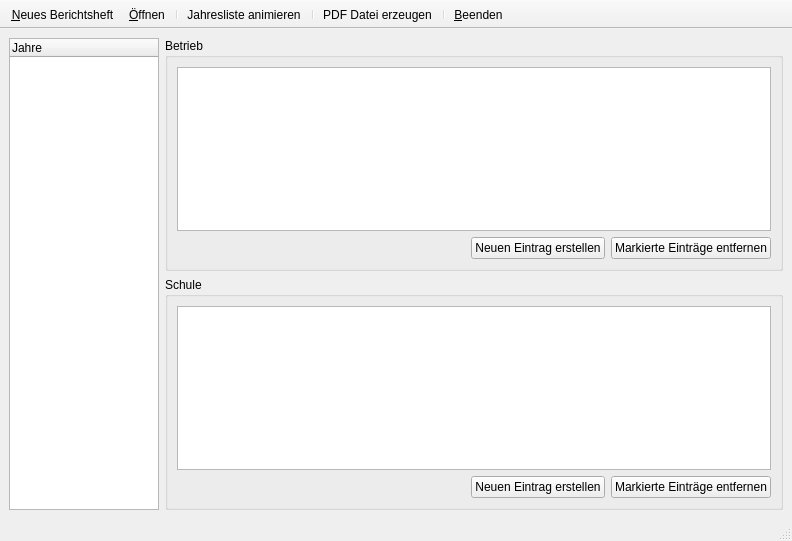
Qt form src/mainwindow.ui (Strayer/Berichte-Ork) before a commit.
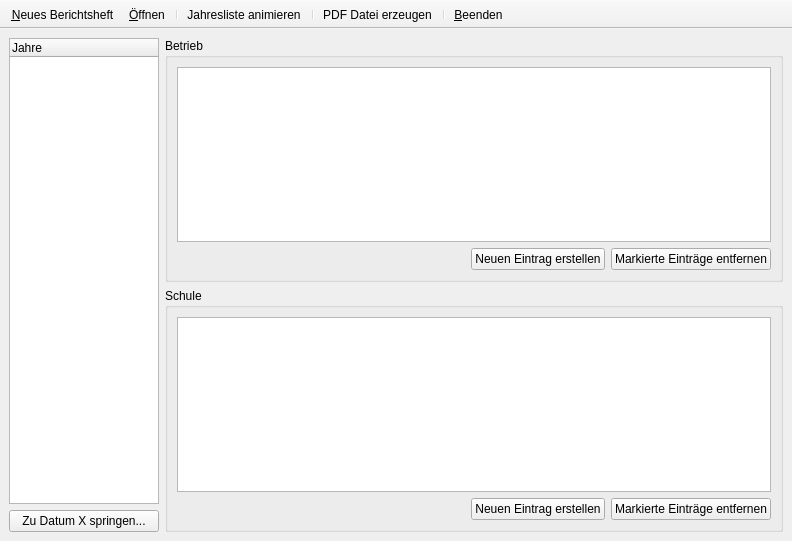
The same form after that commit. Icons and pictures are not drawn.

Commit message: * Berichte-Ork:  - TONNENWEISE Änderungen... unter anderem:    ~ Jahresliste zeigt nun nach Farben an was für Einträge vorhanden sind    ~ Diverse Probleme mit noch offenen Dateien behoben    ~ Neues GUI-Element "Zu Datum X springen"    ~ Neues Programmicon (inkl. *.exe Icon) [ToDo: Mac Icon!]

```diff
--- a/src/mainwindow.ui
+++ b/src/mainwindow.ui
@@ -20,6 +20,8 @@
   <widget class="QWidget" name="centralwidget">
    <layout class="QHBoxLayout" name="horizontalLayout_3">
     <item>
+     <layout class="QVBoxLayout" name="verticalLayout_4">
+      <item>
      <widget class="QTreeWidget" name="wochenTree">
       <property name="sizePolicy">
        <sizepolicy hsizetype="Fixed" vsizetype="Expanding">
@@ -60,6 +62,15 @@
      </widget>
     </item>
     <item>
+       <widget class="QPushButton" name="jumpToDateButton">
+        <property name="text">
+         <string>Zu Datum X springen...</string>
+        </property>
+       </widget>
+      </item>
+     </layout>
+    </item>
+    <item>
      <layout class="QVBoxLayout" name="verticalLayout_3">
       <item>
        <widget class="QGroupBox" name="groupBox">
@@ -155,7 +166,6 @@
     </item>
    </layout>
   </widget>
-  <widget class="QStatusBar" name="statusbar"/>
   <widget class="QToolBar" name="toolBar">
    <property name="windowTitle">
     <string>toolBar</string>
```
Lines whose indentation alone changed are shown as unchanged. The commit also changes 9 other files.
